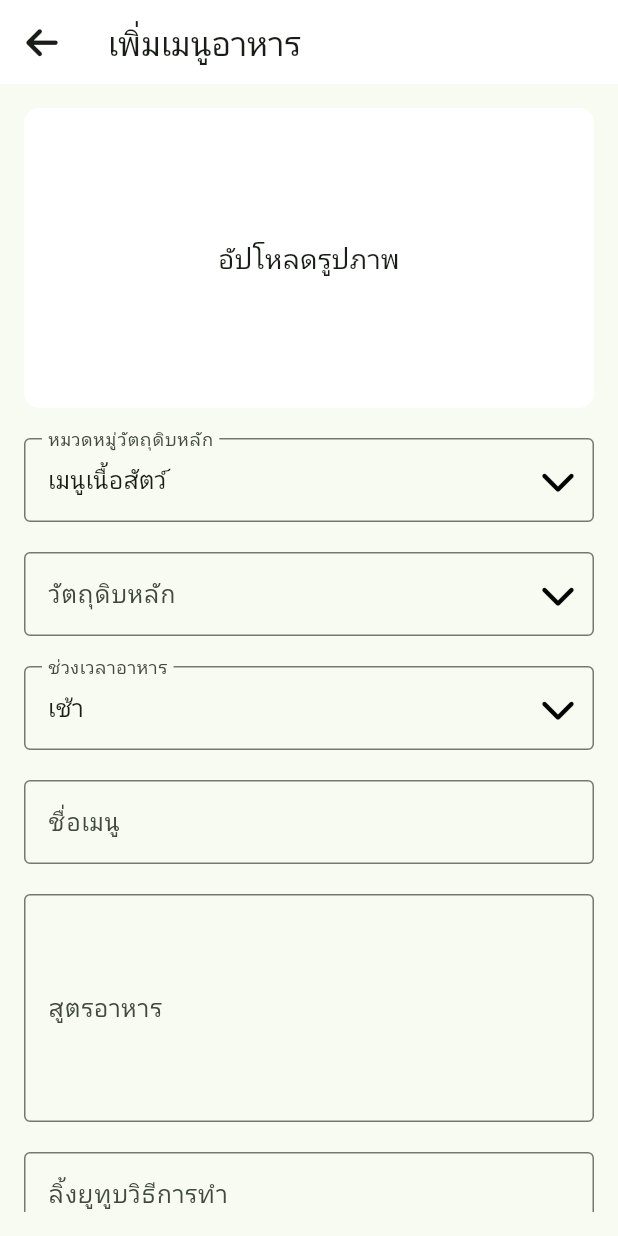
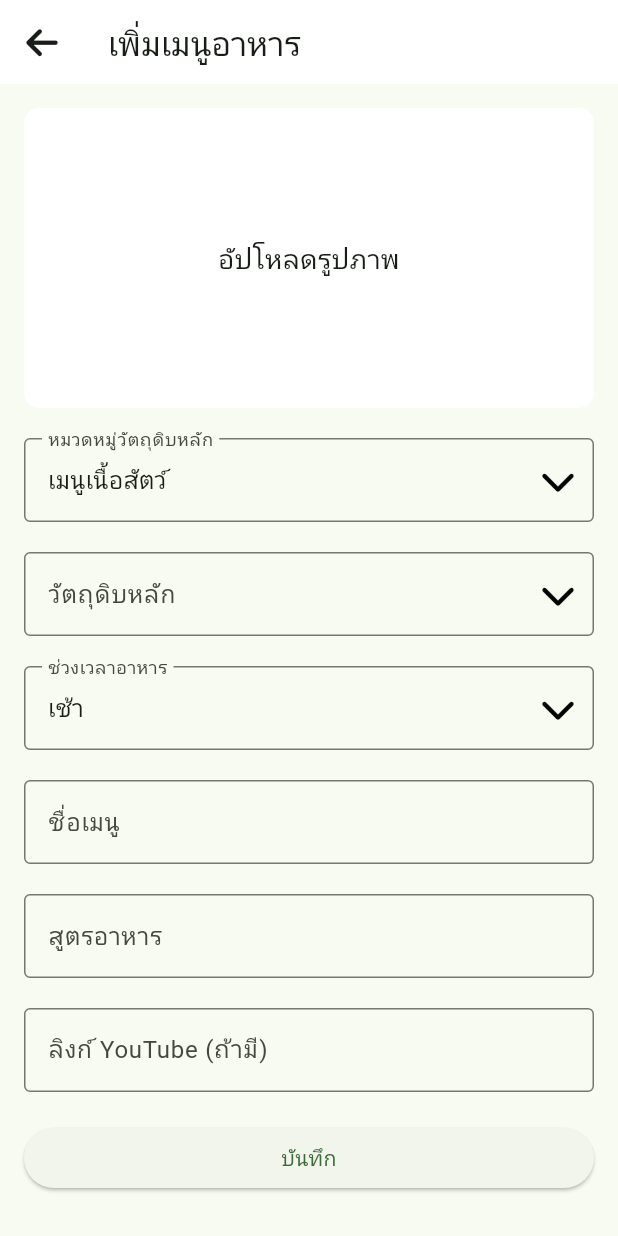
Before and after one commit to chno121203/make_food, a Flutter app: the AddPage screen opened directly, on a phone screen of 412 x 824 dp. Run offline on Flutter 3.47's test engine with Material 3 defaults, Android fonts, the phone set to English and light mode, and no system bars; our stand-ins replace cloud_firestore, firebase_auth, firebase_core, firebase_storage, font_awesome_flutter, google_fonts and 2 more; accounts and stored records are empty; Roboto replaces fonts that are missing (Kanit).

Commit message:
update add menu

```diff
--- a/lib/admin_edite/admin_add_menu.dart
+++ b/lib/admin_edite/admin_add_menu.dart
@@ -31,6 +31,32 @@ class _AddMenuPageState extends State<AddPage> {
   final String _defaultImageUrl =
       'https://images.ctfassets.net/kugm9fp9ib18/3aHPaEUU9HKYSVj1CTng58/d6750b97344c1dc31bdd09312d74ea5b/menu-default-image_220606_web.png';
 
+  // Map สำหรับการแมประหว่างภาษาไทยและภาษาอังกฤษสำหรับหมวดหมู่วัตถุดิบหลัก
+  final Map<String, String> _ingredientsCategoryMap = {
+    'เมนูเนื้อสัตว์': 'meat',
+    'เมนูอาหารทะเล': 'seafood',
+    'เมนูจากผัก': 'vegetable',
+    'เมนูไข่': 'egg',
+  };
+
+  // Map สำหรับการแมปวัตถุดิบหลักจากภาษาไทยเป็นภาษาอังกฤษ
+  final Map<String, String> _ingredientMap = {
+    'เนื้อวัว': 'beef',
+    'เนื้อไก่': 'chicken',
+    'เนื้อแพะ': 'goat',
+    'เนื้อแกะ': 'lamb',
+    'กุ้ง': 'shrimp',
+    'หอย': 'shellfish',
+    'ปู': 'crab',
+    'ปลา': 'fish',
+    'หมึก': 'squid',
+    'ผักเขียว': 'green vegetables',
+    'ผักดอก': 'flower vegetables',
+    'ไข่ไก่': 'chicken egg',
+    'ไข่เป็ด': 'duck egg',
+    'ไข่เยี่ยวม้า': 'century egg',
+  };
+
   // รายการหมวดหมู่วัตถุดิบหลัก
   final Map<String, List<String>> _ingredientOptions = {
     'เมนูเนื้อสัตว์': ['เนื้อวัว', 'เนื้อไก่', 'เนื้อแพะ', 'เนื้อแกะ'],
@@ -42,7 +68,6 @@ class _AddMenuPageState extends State<AddPage> {
   // ฟังก์ชันในการอัพโหลดไฟล์ภาพ
   Future<String?> _uploadImage(File image) async {
     try {
-      // สร้างชื่อไฟล์ภาพโดยใช้เวลาและ UID
       final fileName =
           'menu_food/menuID${DateTime.now().millisecondsSinceEpoch}.jpg';
       final storageRef = FirebaseStorage.instance.ref().child(fileName);
@@ -60,21 +85,27 @@ class _AddMenuPageState extends State<AddPage> {
   // ฟังก์ชันในการบันทึกข้อมูลเมนูใน Firestore
   Future<void> _saveMenuData(String imageUrl) async {
     try {
-      final menuId =
-          'menuID${DateTime.now().millisecondsSinceEpoch}'; // สร้าง ID สำหรับเมนู
+      final menuId = 'menuID${DateTime.now().millisecondsSinceEpoch}';
+
+      // แปลงค่า ingredientsCategory และ ingredient เป็นภาษาอังกฤษ
+      String categoryInEnglish =
+          _ingredientsCategoryMap[_ingredientsCategory] ?? _ingredientsCategory;
+      String ingredientInEnglish = _ingredientMap[_ingredient] ?? _ingredient;
+
       await FirebaseFirestore.instance.collection('menus').doc(menuId).set({
         'menuName': _menuName,
-        'ingredientsCategory': _ingredientsCategory,
-        'ingredient': _ingredient,
+        'ingredientsCategory': categoryInEnglish, // บันทึกเป็นภาษาอังกฤษ
+        'ingredient': ingredientInEnglish, // บันทึกเป็นภาษาอังกฤษ
         'recipe': _recipe,
         'meal': _meal,
         'youtubeLink': _youtubeLink,
         'imageUrl': imageUrl,
       });
+
       ScaffoldMessenger.of(context).showSnackBar(
         const SnackBar(content: Text('บันทึกข้อมูลเรียบร้อย')),
       );
-      // นำทางไปยังหน้า AdminPage
+
       Navigator.pushReplacement(
         context,
         MaterialPageRoute(builder: (context) => AdminPage()),
@@ -162,7 +193,6 @@ class _AddMenuPageState extends State<AddPage> {
                     labelText: 'วัตถุดิบหลัก',
                     border: OutlineInputBorder(),
                   ),
-
                   icon: const FaIcon(
                     FontAwesomeIcons.chevronDown,
                     color: Colors.black,
@@ -204,11 +234,9 @@ class _AddMenuPageState extends State<AddPage> {
                     DropdownMenuItem(value: 'dinnermeal', child: Text('เย็น')),
                   ],
                   onChanged: (value) {
-                    if (value != null) {
-                      setState(() {
-                        _meal = value;
-                      });
-                    }
+                    setState(() {
+                      _meal = value!;
+                    });
                   },
                 ),
                 const SizedBox(height: 20),
@@ -217,14 +245,16 @@ class _AddMenuPageState extends State<AddPage> {
                     labelText: 'ชื่อเมนู',
                     border: OutlineInputBorder(),
                   ),
+                  onChanged: (value) {
+                    setState(() {
+                      _menuName = value;
+                    });
+                  },
                   validator: (value) {
                     if (value == null || value.isEmpty) {
                       return 'กรุณากรอกชื่อเมนู';
                     }
                     return null;
-                  },
-                  onSaved: (value) {
-                    _menuName = value!;
                   },
                 ),
                 const SizedBox(height: 20),
@@ -233,45 +263,34 @@ class _AddMenuPageState extends State<AddPage> {
                     labelText: 'สูตรอาหาร',
                     border: OutlineInputBorder(),
                   ),
-                  maxLines: 5,
+                  onChanged: (value) {
+                    setState(() {
+                      _recipe = value;
+                    });
+                  },
                   validator: (value) {
                     if (value == null || value.isEmpty) {
                       return 'กรุณากรอกสูตรอาหาร';
                     }
                     return null;
                   },
-                  onSaved: (value) {
-                    _recipe = value!;
-                  },
                 ),
                 const SizedBox(height: 20),
                 TextFormField(
                   decoration: const InputDecoration(
-                    labelText: 'ลิ้งยูทูบวิธีการทำ',
+                    labelText: 'ลิงก์ YouTube (ถ้ามี)',
                     border: OutlineInputBorder(),
                   ),
-                  validator: (value) {
-                    if (value == null || value.isEmpty) {
-                      return 'กรุณากรอกลิ้งยูทูบ';
-                    }
-                    return null;
-                  },
-                  onSaved: (value) {
-                    _youtubeLink = value!;
+                  onChanged: (value) {
+                    setState(() {
+                      _youtubeLink = value;
+                    });
                   },
                 ),
-                const SizedBox(height: 30),
+                const SizedBox(height: 20),
                 ElevatedButton(
-                  style: ElevatedButton.styleFrom(
-                    backgroundColor: const Color.fromARGB(255, 0, 0, 0),
-                    padding: const EdgeInsets.symmetric(vertical: 15),
-                    shape: RoundedRectangleBorder(
-                      borderRadius: BorderRadius.circular(10),
-                    ),
-                  ),
                   onPressed: () async {
                     if (_formKey.currentState!.validate()) {
-                      _formKey.currentState!.save();
                       String imageUrl = _defaultImageUrl;
 
                       if (_imageFile != null) {
@@ -281,17 +300,10 @@ class _AddMenuPageState extends State<AddPage> {
                         }
                       }
 
-                      await _saveMenuData(imageUrl);
+                      _saveMenuData(imageUrl); // บันทึกข้อมูลเมนู
                     }
                   },
-                  child: const Text(
-                    'บันทึกข้อมูล',
-                    style: TextStyle(
-                      fontSize: 18,
-                      fontWeight: FontWeight.bold,
-                      color: Color.fromARGB(255, 255, 255, 255),
-                    ),
-                  ),
+                  child: const Text('บันทึก'),
                 ),
               ],
             ),
@@ -301,13 +313,14 @@ class _AddMenuPageState extends State<AddPage> {
     );
   }
 
-  // ฟังก์ชันในการเลือกรูปภาพจากแกลเลอรี
+  // ฟังก์ชันเลือกภาพจากแกลเลอรีหรือกล้อง
   Future<void> _pickImage() async {
     final pickedFile = await _picker.pickImage(source: ImageSource.gallery);
-    if (pickedFile != null) {
-      setState(() {
+
+    setState(() {
+      if (pickedFile != null) {
         _imageFile = File(pickedFile.path);
-      });
-    }
+      }
+    });
   }
 }
```
